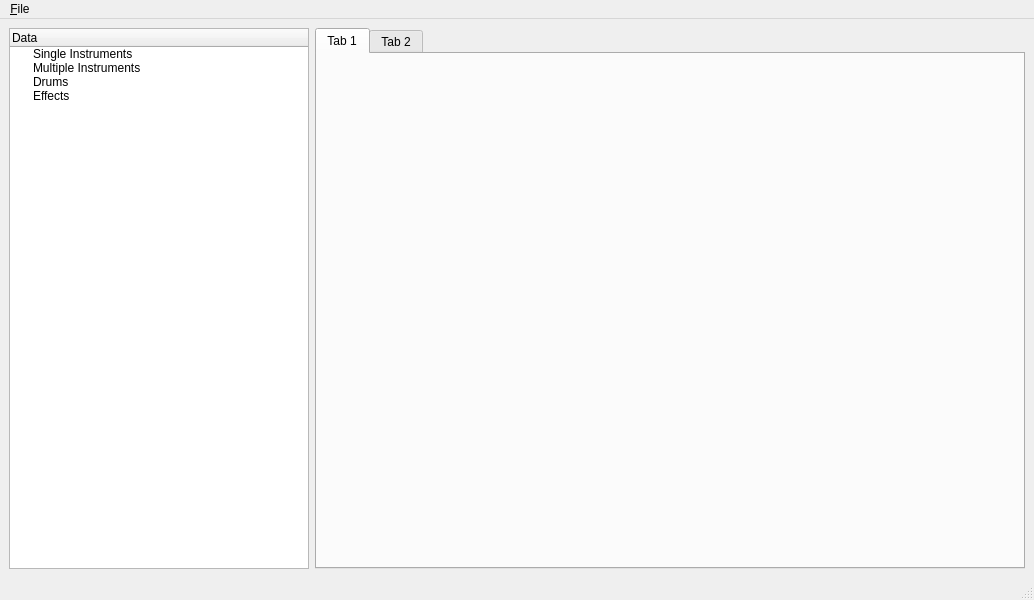
ocordes/kawai-k4, file kawai_app/form.ui: the form before one commit.
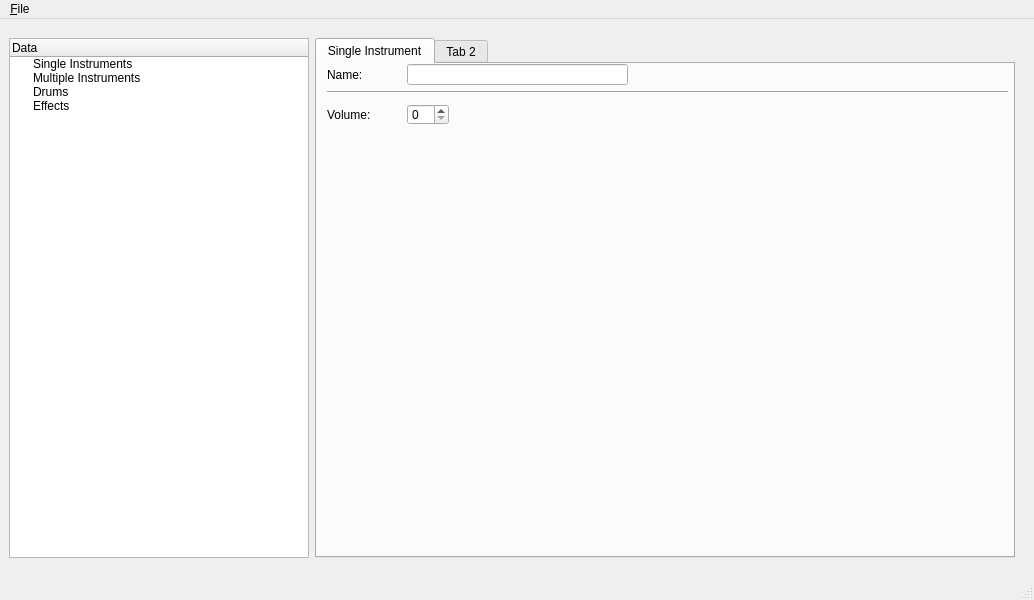
The form after the commit.

What changed in the file:
```diff
--- a/kawai_app/form.ui
+++ b/kawai_app/form.ui
@@ -60,16 +60,84 @@
       </item>
       <item row="0" column="1">
        <widget class="QTabWidget" name="tabWidget">
+        <property name="sizePolicy">
+         <sizepolicy hsizetype="Fixed" vsizetype="Fixed">
+          <horstretch>0</horstretch>
+          <verstretch>0</verstretch>
+         </sizepolicy>
+        </property>
         <property name="minimumSize">
          <size>
           <width>700</width>
-          <height>0</height>
+          <height>520</height>
          </size>
         </property>
         <widget class="QWidget" name="tab">
          <attribute name="title">
-          <string>Tab 1</string>
+          <string>Single Instrument</string>
          </attribute>
+         <widget class="QLabel" name="label">
+          <property name="geometry">
+           <rect>
+            <x>10</x>
+            <y>0</y>
+            <width>58</width>
+            <height>21</height>
+           </rect>
+          </property>
+          <property name="text">
+           <string>Name:</string>
+          </property>
+         </widget>
+         <widget class="QLineEdit" name="si_name">
+          <property name="geometry">
+           <rect>
+            <x>90</x>
+            <y>0</y>
+            <width>221</width>
+            <height>21</height>
+           </rect>
+          </property>
+          <property name="maxLength">
+           <number>10</number>
+          </property>
+         </widget>
+         <widget class="QLabel" name="label_2">
+          <property name="geometry">
+           <rect>
+            <x>10</x>
+            <y>40</y>
+            <width>58</width>
+            <height>21</height>
+           </rect>
+          </property>
+          <property name="text">
+           <string>Volume:</string>
+          </property>
+         </widget>
+         <widget class="Line" name="line">
+          <property name="geometry">
+           <rect>
+            <x>10</x>
+            <y>20</y>
+            <width>681</width>
+            <height>16</height>
+           </rect>
+          </property>
+          <property name="orientation">
+           <enum>Qt::Horizontal</enum>
+          </property>
+         </widget>
+         <widget class="QSpinBox" name="si_volume">
+          <property name="geometry">
+           <rect>
+            <x>90</x>
+            <y>40</y>
+            <width>42</width>
+            <height>21</height>
+           </rect>
+          </property>
+         </widget>
         </widget>
         <widget class="QWidget" name="tab_2">
          <attribute name="title">
```
